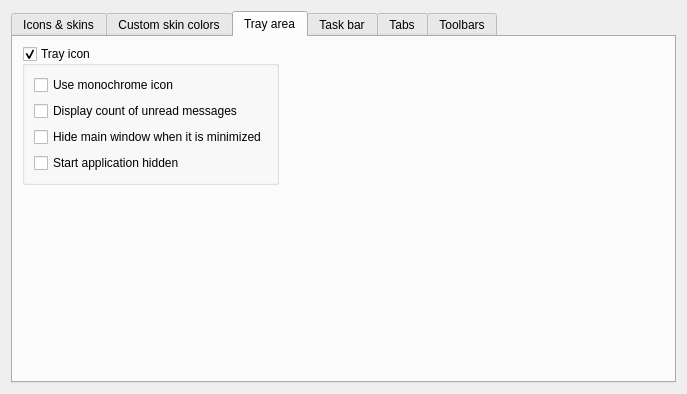
Before: the Qt Designer form src/librssguard/gui/settings/settingsgui.ui in martinrotter/rssguard, drawn with Qt 5.
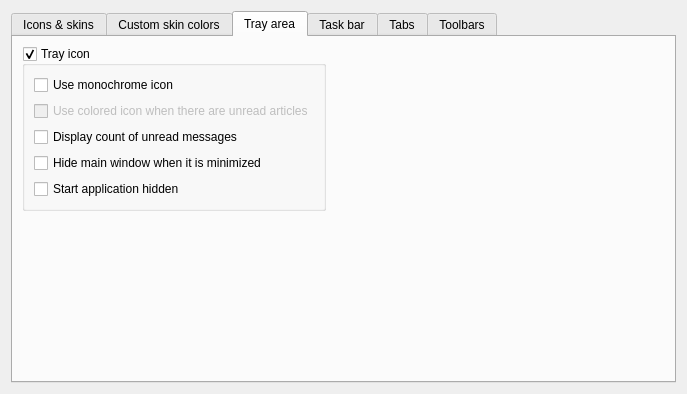
After: the same form once the commit is applied. The open tabs and pages were chosen to show the change. Custom widgets are drawn as their Qt base class.

What changed in the file:
```diff
--- a/src/librssguard/gui/settings/settingsgui.ui
+++ b/src/librssguard/gui/settings/settingsgui.ui
@@ -166,27 +166,37 @@
             </property>
            </widget>
           </item>
-          <item row="1" column="0">
+          <item row="2" column="0">
            <widget class="QCheckBox" name="m_checkCountUnreadMessages">
             <property name="text">
              <string>Display count of unread messages</string>
             </property>
            </widget>
           </item>
-          <item row="2" column="0">
+          <item row="3" column="0">
            <widget class="QCheckBox" name="m_checkHideWhenMinimized">
             <property name="text">
              <string>Hide main window when it is minimized</string>
             </property>
            </widget>
           </item>
-          <item row="3" column="0" colspan="2">
+          <item row="4" column="0" colspan="2">
            <widget class="QCheckBox" name="m_checkHidden">
             <property name="text">
              <string>Start application hidden</string>
             </property>
            </widget>
           </item>
+          <item row="1" column="0" colspan="2">
+           <widget class="QCheckBox" name="m_checkColoredIconsWhenArticles">
+            <property name="enabled">
+             <bool>false</bool>
+            </property>
+            <property name="text">
+             <string>Use colored icon when there are unread articles</string>
+            </property>
+           </widget>
+          </item>
          </layout>
         </widget>
        </item>
```
Left out of the diff: 10 changed lines with no effect on the pictures.
